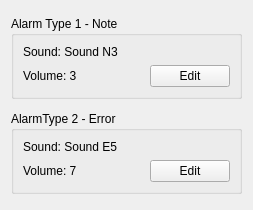
Above: HimalayaMain/Gui/Components/Settings/Forms/AlarmSettingsWidget.ui from Liyezhong/Master before the change. Below: the same form after it.
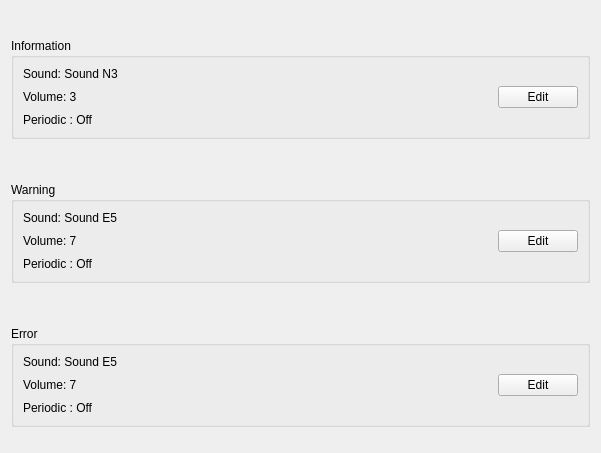
That is the form after the change.

What changed in the file:
```diff
--- a/HimalayaMain/Gui/Components/Settings/Forms/AlarmSettingsWidget.ui
+++ b/HimalayaMain/Gui/Components/Settings/Forms/AlarmSettingsWidget.ui
@@ -6,8 +6,8 @@
    <rect>
     <x>0</x>
     <y>0</y>
-    <width>253</width>
-    <height>210</height>
+    <width>601</width>
+    <height>453</height>
    </rect>
   </property>
   <property name="windowTitle">
@@ -22,7 +22,7 @@
      <property name="sizeHint" stdset="0">
       <size>
        <width>20</width>
-       <height>40</height>
+       <height>30</height>
       </size>
      </property>
     </spacer>
@@ -30,9 +30,16 @@
    <item>
     <widget class="QGroupBox" name="groupBox">
      <property name="title">
-      <string>Alarm Type 1 - Note</string>
+      <string>Information</string>
      </property>
      <layout class="QGridLayout" name="gridLayout">
+      <item row="2" column="0">
+       <widget class="QLabel" name="informationperiodic">
+        <property name="text">
+         <string>Periodic : Off</string>
+        </property>
+       </widget>
+      </item>
       <item row="0" column="0">
        <widget class="QLabel" name="noteSound">
         <property name="text">
@@ -60,7 +67,7 @@
         </property>
        </spacer>
       </item>
-      <item row="1" column="2">
+      <item row="0" column="2" rowspan="3">
        <widget class="QPushButton" name="noteButton">
         <property name="text">
          <string>Edit</string>
@@ -86,7 +93,7 @@
    <item>
     <widget class="QGroupBox" name="groupBox_2">
      <property name="title">
-      <string>AlarmType 2 - Error</string>
+      <string>Warning</string>
      </property>
      <layout class="QGridLayout" name="gridLayout_2">
       <item row="0" column="0">
@@ -116,7 +123,14 @@
         </property>
        </spacer>
       </item>
-      <item row="1" column="2">
+      <item row="2" column="0">
+       <widget class="QLabel" name="warningperiodic">
+        <property name="text">
+         <string>Periodic : Off</string>
+        </property>
+       </widget>
+      </item>
+      <item row="0" column="2" rowspan="3">
        <widget class="QPushButton" name="errorButton">
         <property name="text">
          <string>Edit</string>
@@ -139,6 +153,69 @@
      </property>
     </spacer>
    </item>
+   <item>
+    <widget class="QGroupBox" name="groupBox_3">
+     <property name="title">
+      <string>Error</string>
+     </property>
+     <layout class="QGridLayout" name="gridLayout_3">
+      <item row="1" column="1">
+       <spacer name="horizontalSpacer_3">
+        <property name="orientation">
+         <enum>Qt::Horizontal</enum>
+        </property>
+        <property name="sizeHint" stdset="0">
+         <size>
+          <width>3</width>
+          <height>20</height>
+         </size>
+        </property>
+       </spacer>
+      </item>
+      <item row="0" column="0">
+       <widget class="QLabel" name="errorSound_2">
+        <property name="text">
+         <string>Sound: Sound E5</string>
+        </property>
+       </widget>
+      </item>
+      <item row="1" column="0">
+       <widget class="QLabel" name="errorVolume_2">
+        <property name="text">
+         <string>Volume: 7</string>
+        </property>
+       </widget>
+      </item>
+      <item row="2" column="0">
+       <widget class="QLabel" name="informationperiodic_3">
+        <property name="text">
+         <string>Periodic : Off</string>
+        </property>
+       </widget>
+      </item>
+      <item row="0" column="2" rowspan="3">
+       <widget class="QPushButton" name="errorButton_2">
+        <property name="text">
+         <string>Edit</string>
+        </property>
+       </widget>
+      </item>
+     </layout>
+    </widget>
+   </item>
+   <item>
+    <spacer name="verticalSpacer_4">
+     <property name="orientation">
+      <enum>Qt::Vertical</enum>
+     </property>
+     <property name="sizeHint" stdset="0">
+      <size>
+       <width>20</width>
+       <height>18</height>
+      </size>
+     </property>
+    </spacer>
+   </item>
   </layout>
  </widget>
  <resources/>
```
